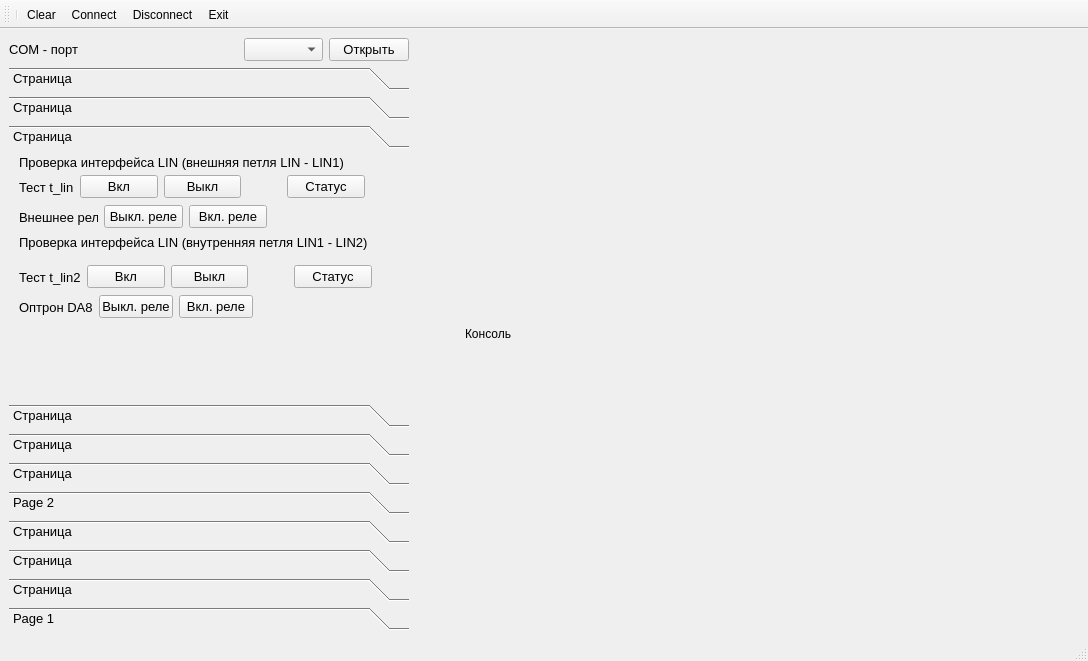
The window that mainwindow.ui (Neitron-byte/Repair) describes before a commit, drawn with Qt 5.
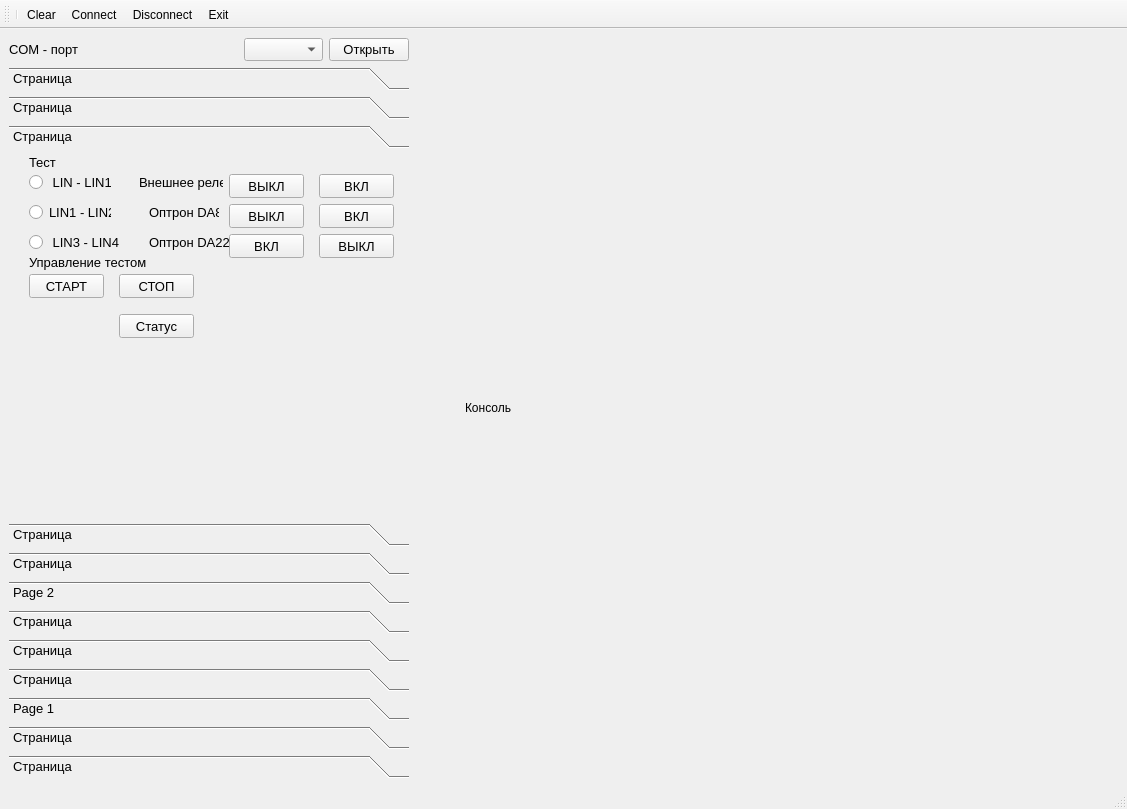
The same window after the commit. Icons and pictures are not drawn.

```diff
--- a/mainwindow.ui
+++ b/mainwindow.ui
@@ -6,8 +6,8 @@
    <rect>
     <x>0</x>
     <y>0</y>
-    <width>1088</width>
-    <height>661</height>
+    <width>1127</width>
+    <height>809</height>
    </rect>
   </property>
   <property name="sizePolicy">
@@ -282,13 +282,19 @@
            <x>0</x>
            <y>0</y>
            <width>400</width>
-           <height>204</height>
+           <height>300</height>
           </rect>
          </property>
          <property name="minimumSize">
           <size>
            <width>0</width>
-           <height>0</height>
+           <height>300</height>
+          </size>
+         </property>
+         <property name="maximumSize">
+          <size>
+           <width>16777215</width>
+           <height>174</height>
           </size>
          </property>
          <property name="toolTip">
@@ -297,209 +303,226 @@
          <attribute name="label">
           <string>Страница</string>
          </attribute>
+         <widget class="QLabel" name="label_34">
+          <property name="geometry">
+           <rect>
+            <x>140</x>
+            <y>80</y>
+            <width>81</width>
+            <height>16</height>
+           </rect>
+          </property>
+          <property name="text">
+           <string>Оптрон DA22</string>
+          </property>
+         </widget>
          <widget class="QLabel" name="label_15">
           <property name="geometry">
            <rect>
-            <x>10</x>
+            <x>20</x>
+            <y>100</y>
+            <width>121</width>
+            <height>16</height>
+           </rect>
+          </property>
+          <property name="text">
+           <string>Управление тестом</string>
+          </property>
+         </widget>
+         <widget class="QPushButton" name="pushButton_lin_split2_on_relay">
+          <property name="geometry">
+           <rect>
+            <x>220</x>
+            <y>80</y>
+            <width>75</width>
+            <height>24</height>
+           </rect>
+          </property>
+          <property name="text">
+           <string>ВКЛ</string>
+          </property>
+         </widget>
+         <widget class="QPushButton" name="pushButton_lin_split2_off_relay">
+          <property name="geometry">
+           <rect>
+            <x>310</x>
+            <y>80</y>
+            <width>75</width>
+            <height>24</height>
+           </rect>
+          </property>
+          <property name="text">
+           <string>ВЫКЛ</string>
+          </property>
+         </widget>
+         <widget class="QRadioButton" name="radioButton_lin_lin1">
+          <property name="geometry">
+           <rect>
+            <x>20</x>
+            <y>20</y>
+            <width>82</width>
+            <height>17</height>
+           </rect>
+          </property>
+          <property name="text">
+           <string> LIN - LIN1</string>
+          </property>
+         </widget>
+         <widget class="QRadioButton" name="radioButton_lin1_lin2">
+          <property name="geometry">
+           <rect>
+            <x>20</x>
+            <y>50</y>
+            <width>82</width>
+            <height>17</height>
+           </rect>
+          </property>
+          <property name="text">
+           <string>LIN1 - LIN2</string>
+          </property>
+         </widget>
+         <widget class="QRadioButton" name="radioButton_lin3_lin4">
+          <property name="geometry">
+           <rect>
+            <x>20</x>
+            <y>80</y>
+            <width>101</width>
+            <height>17</height>
+           </rect>
+          </property>
+          <property name="text">
+           <string> LIN3 - LIN4</string>
+          </property>
+         </widget>
+         <widget class="QPushButton" name="pushButton_lin_status">
+          <property name="geometry">
+           <rect>
+            <x>110</x>
+            <y>160</y>
+            <width>75</width>
+            <height>24</height>
+           </rect>
+          </property>
+          <property name="text">
+           <string>Статус</string>
+          </property>
+         </widget>
+         <widget class="QPushButton" name="pushButton_lin_split_off_relay">
+          <property name="geometry">
+           <rect>
+            <x>220</x>
+            <y>50</y>
+            <width>75</width>
+            <height>24</height>
+           </rect>
+          </property>
+          <property name="text">
+           <string>ВЫКЛ</string>
+          </property>
+         </widget>
+         <widget class="QLabel" name="label_24">
+          <property name="geometry">
+           <rect>
+            <x>140</x>
+            <y>50</y>
+            <width>70</width>
+            <height>16</height>
+           </rect>
+          </property>
+          <property name="text">
+           <string>Оптрон DA8</string>
+          </property>
+         </widget>
+         <widget class="QPushButton" name="pushButton_lin_split_on_relay">
+          <property name="geometry">
+           <rect>
+            <x>310</x>
+            <y>50</y>
+            <width>75</width>
+            <height>24</height>
+           </rect>
+          </property>
+          <property name="text">
+           <string>ВКЛ</string>
+          </property>
+         </widget>
+         <widget class="QLabel" name="label_14">
+          <property name="geometry">
+           <rect>
+            <x>20</x>
             <y>0</y>
-            <width>431</width>
+            <width>27</width>
             <height>16</height>
            </rect>
           </property>
           <property name="text">
-           <string>Проверка интерфейса LIN (внешняя петля LIN - LIN1)</string>
+           <string>Тест</string>
           </property>
          </widget>
-         <widget class="QLabel" name="label_23">
+         <widget class="QPushButton" name="pushButton_lin_stop">
           <property name="geometry">
            <rect>
-            <x>10</x>
-            <y>80</y>
-            <width>431</width>
-            <height>16</height>
+            <x>110</x>
+            <y>120</y>
+            <width>75</width>
+            <height>24</height>
            </rect>
           </property>
           <property name="text">
-           <string>Проверка интерфейса LIN (внутренняя петля LIN1 - LIN2)</string>
+           <string>СТОП</string>
           </property>
          </widget>
-         <widget class="QWidget" name="layoutWidget">
+         <widget class="QPushButton" name="pushButton_lin_start">
           <property name="geometry">
            <rect>
-            <x>10</x>
-            <y>20</y>
-            <width>346</width>
-            <height>26</height>
+            <x>20</x>
+            <y>120</y>
+            <width>75</width>
+            <height>24</height>
            </rect>
           </property>
-          <layout class="QHBoxLayout" name="horizontalLayout_9">
-           <item>
-            <widget class="QLabel" name="label_14">
-             <property name="text">
-              <string>Тест t_lin</string>
-             </property>
-            </widget>
-           </item>
-           <item>
-            <widget class="QPushButton" name="pushButton_lin_split">
-             <property name="text">
-              <string>Вкл</string>
-             </property>
-            </widget>
-           </item>
-           <item>
-            <widget class="QPushButton" name="pushButton_lin_split_2">
-             <property name="text">
-              <string>Выкл</string>
-             </property>
-            </widget>
-           </item>
-           <item>
-            <spacer name="horizontalSpacer_3">
-             <property name="orientation">
-              <enum>Qt::Horizontal</enum>
-             </property>
-             <property name="sizeType">
-              <enum>QSizePolicy::Fixed</enum>
-             </property>
-             <property name="sizeHint" stdset="0">
-              <size>
-               <width>40</width>
-               <height>20</height>
-              </size>
-             </property>
-            </spacer>
-           </item>
-           <item>
-            <widget class="QPushButton" name="pushButton_lin_split_status">
-             <property name="text">
-              <string>Статус</string>
-             </property>
-            </widget>
-           </item>
-          </layout>
+          <property name="text">
+           <string>СТАРТ</string>
+          </property>
          </widget>
-         <widget class="QWidget" name="layoutWidget">
+         <widget class="QPushButton" name="pushButton_lin_split_OFF_exRelay">
           <property name="geometry">
            <rect>
-            <x>10</x>
-            <y>50</y>
-            <width>248</width>
-            <height>26</height>
+            <x>220</x>
+            <y>20</y>
+            <width>75</width>
+            <height>24</height>
            </rect>
           </property>
-          <layout class="QHBoxLayout" name="horizontalLayout_10">
-           <item>
-            <widget class="QLabel" name="label_17">
-             <property name="text">
-              <string>Внешнее реле</string>
-             </property>
-            </widget>
-           </item>
-           <item>
-            <widget class="QPushButton" name="pushButton_lin_split_OFF_exRelay">
-             <property name="text">
-              <string>Выкл. реле</string>
-             </property>
-            </widget>
-           </item>
-           <item>
-            <widget class="QPushButton" name="pushButton_lin_split_ON_exRelay">
-             <property name="text">
-              <string>Вкл. реле</string>
-             </property>
-            </widget>
-           </item>
-          </layout>
+          <property name="text">
+           <string>ВЫКЛ</string>
+          </property>
          </widget>
-         <widget class="QWidget" name="layoutWidget">
+         <widget class="QPushButton" name="pushButton_lin_split_ON_exRelay">
           <property name="geometry">
            <rect>
-            <x>10</x>
-            <y>110</y>
-            <width>353</width>
-            <height>26</height>
+            <x>310</x>
+            <y>20</y>
+            <width>75</width>
+            <height>24</height>
            </rect>
           </property>
-          <layout class="QHBoxLayout" name="horizontalLayout_11">
-           <item>
-            <widget class="QLabel" name="label_22">
-             <property name="text">
-              <string>Тест t_lin2</string>
-             </property>
-            </widget>
-           </item>
-           <item>
-            <widget class="QPushButton" name="pushButton_lin_split_on">
-             <property name="text">
-              <string>Вкл</string>
-             </property>
-            </widget>
-           </item>
-           <item>
-            <widget class="QPushButton" name="pushButton_lin_split_off">
-             <property name="text">
-              <string>Выкл</string>
-             </property>
-            </widget>
-           </item>
-           <item>
-            <spacer name="horizontalSpacer_4">
-             <property name="orientation">
-              <enum>Qt::Horizontal</enum>
-             </property>
-             <property name="sizeType">
-              <enum>QSizePolicy::Fixed</enum>
-             </property>
-             <property name="sizeHint" stdset="0">
-              <size>
-               <width>40</width>
-               <height>20</height>
-              </size>
-             </property>
-            </spacer>
-           </item>
-           <item>
-            <widget class="QPushButton" name="pushButton_split_status">
-             <property name="text">
-              <string>Статус</string>
-             </property>
-            </widget>
-           </item>
-          </layout>
+          <property name="text">
+           <string>ВКЛ</string>
+          </property>
          </widget>
-         <widget class="QWidget" name="layoutWidget">
+         <widget class="QLabel" name="label_17">
           <property name="geometry">
            <rect>
-            <x>10</x>
-            <y>140</y>
-            <width>234</width>
-            <height>26</height>
+            <x>130</x>
+            <y>20</y>
+            <width>84</width>
+            <height>16</height>
            </rect>
           </property>
-          <layout class="QHBoxLayout" name="horizontalLayout_15">
-           <item>
-            <widget class="QLabel" name="label_24">
-             <property name="text">
-              <string>Оптрон DA8</string>
-             </property>
-            </widget>
-           </item>
-           <item>
-            <widget class="QPushButton" name="pushButton_lin_split_off_relay">
-             <property name="text">
-              <string>Выкл. реле</string>
-             </property>
-            </widget>
-           </item>
-           <item>
-            <widget class="QPushButton" name="pushButton_lin_split_on_relay">
-             <property name="text">
-              <string>Вкл. реле</string>
-             </property>
-            </widget>
-           </item>
-          </layout>
+          <property name="text">
+           <string>Внешнее реле</string>
+          </property>
          </widget>
         </widget>
         <widget class="QWidget" name="t_can">
@@ -646,149 +669,6 @@
           </property>
          </widget>
         </widget>
-        <widget class="QWidget" name="t_io_temp">
-         <property name="geometry">
-          <rect>
-           <x>0</x>
-           <y>0</y>
-           <width>400</width>
-           <height>204</height>
-          </rect>
-         </property>
-         <attribute name="label">
-          <string>Страница</string>
-         </attribute>
-         <widget class="QLabel" name="label_20">
-          <property name="geometry">
-           <rect>
-            <x>10</x>
-            <y>0</y>
-            <width>151</width>
-            <height>16</height>
-           </rect>
-          </property>
-          <property name="text">
-           <string>Тестирование температуры</string>
-          </property>
-         </widget>
-         <widget class="QPushButton" name="pushButton_temp">
-          <property name="geometry">
-           <rect>
-            <x>170</x>
-            <y>0</y>
-            <width>75</width>
-            <height>23</height>
-           </rect>
-          </property>
-          <property name="text">
-           <string>ETEMP ?</string>
-          </property>
-         </widget>
-         <widget class="QLabel" name="label_28">
-          <property name="geometry">
-           <rect>
-            <x>10</x>
-            <y>30</y>
-            <width>47</width>
-            <height>13</height>
-           </rect>
-          </property>
-          <property name="text">
-           <string>t_starter</string>
-          </property>
-         </widget>
-         <widget class="QPushButton" name="pushButton_IN">
-          <property name="geometry">
-           <rect>
-            <x>170</x>
-            <y>190</y>
-            <width>75</width>
-            <height>23</height>
-           </rect>
-          </property>
-          <property name="text">
-           <string>IN?</string>
-          </property>
-         </widget>
-         <widget class="QCheckBox" name="checkBox_23">
-          <property name="geometry">
-           <rect>
-            <x>10</x>
-            <y>50</y>
-            <width>70</width>
-            <height>17</height>
-           </rect>
-          </property>
-          <property name="text">
-           <string>ACC</string>
-          </property>
-         </widget>
-         <widget class="QCheckBox" name="checkBox_24">
-          <property name="geometry">
-           <rect>
-            <x>10</x>
-            <y>60</y>
-            <width>70</width>
-            <height>31</height>
-           </rect>
-          </property>
-          <property name="text">
-           <string>IGN1</string>
-          </property>
-         </widget>
-         <widget class="QCheckBox" name="checkBox_25">
-          <property name="geometry">
-           <rect>
-            <x>10</x>
-            <y>90</y>
-            <width>70</width>
-            <height>17</height>
-           </rect>
-          </property>
-          <property name="text">
-           <string>IGN2</string>
-          </property>
-         </widget>
-         <widget class="QCheckBox" name="checkBox_31">
-          <property name="geometry">
-           <rect>
-            <x>10</x>
-            <y>110</y>
-            <width>70</width>
-            <height>17</height>
-           </rect>
-          </property>
-          <property name="text">
-           <string>START</string>
-          </property>
-         </widget>
-         <widget class="QCheckBox" name="checkBox_32">
-          <property name="geometry">
-           <rect>
-            <x>10</x>
-            <y>130</y>
-            <width>81</width>
-            <height>17</height>
-           </rect>
-          </property>
-          <property name="text">
-           <string>START_KILL</string>
-          </property>
-         </widget>
-         <widget class="QPushButton" name="pushButton_ON">
-          <property name="geometry">
-           <rect>
-            <x>10</x>
-            <y>160</y>
-            <width>75</width>
-            <height>23</height>
-           </rect>
-          </property>
-          <property name="text">
-           <string>Вкл</string>
-          </property>
-         </widget>
-        </widget>
         <widget class="QWidget" name="t_gsm">
          <property name="geometry">
           <rect>
@@ -1189,6 +1069,154 @@
           </layout>
          </widget>
         </widget>
+        <widget class="QWidget" name="t_temp">
+         <attribute name="label">
+          <string>Страница</string>
+         </attribute>
+         <widget class="QPushButton" name="pushButton_temp">
+          <property name="geometry">
+           <rect>
+            <x>200</x>
+            <y>10</y>
+            <width>75</width>
+            <height>23</height>
+           </rect>
+          </property>
+          <property name="text">
+           <string>ETEMP ?</string>
+          </property>
+         </widget>
+         <widget class="QLabel" name="label_20">
+          <property name="geometry">
+           <rect>
+            <x>20</x>
+            <y>10</y>
+            <width>171</width>
+            <height>16</height>
+           </rect>
+          </property>
+          <property name="text">
+           <string>Тестирование температуры</string>
+          </property>
+         </widget>
+        </widget>
+        <widget class="QWidget" name="t_io">
+         <property name="geometry">
+          <rect>
+           <x>0</x>
+           <y>0</y>
+           <width>400</width>
+           <height>322</height>
+          </rect>
+         </property>
+         <attribute name="label">
+          <string>Страница</string>
+         </attribute>
+         <widget class="QLabel" name="label_28">
+          <property name="geometry">
+           <rect>
+            <x>10</x>
+            <y>0</y>
+            <width>61</width>
+            <height>16</height>
+           </rect>
+          </property>
+          <property name="text">
+           <string>t_starter</string>
+          </property>
+         </widget>
+         <widget class="QPushButton" name="pushButton_IN">
+          <property name="geometry">
+           <rect>
+            <x>320</x>
+            <y>10</y>
+            <width>71</width>
+            <height>21</height>
+           </rect>
+          </property>
+          <property name="text">
+           <string>IN?</string>
+          </property>
+         </widget>
+         <widget class="QCheckBox" name="checkBox_23">
+          <property name="geometry">
+           <rect>
+            <x>10</x>
+            <y>20</y>
+            <width>70</width>
+            <height>17</height>
+           </rect>
+          </property>
+          <property name="text">
+           <string>ACC</string>
+          </property>
+         </widget>
+         <widget class="QCheckBox" name="checkBox_24">
+          <property name="geometry">
+           <rect>
+            <x>10</x>
+            <y>30</y>
+            <width>70</width>
+            <height>31</height>
+           </rect>
+          </property>
+          <property name="text">
+           <string>IGN1</string>
+          </property>
+         </widget>
+         <widget class="QCheckBox" name="checkBox_25">
+          <property name="geometry">
+           <rect>
+            <x>10</x>
+            <y>60</y>
+            <width>70</width>
+            <height>17</height>
+           </rect>
+          </property>
+          <property name="text">
+           <string>IGN2</string>
+          </property>
+         </widget>
+         <widget class="QCheckBox" name="checkBox_31">
+          <property name="geometry">
+           <rect>
+            <x>10</x>
+            <y>80</y>
+            <width>70</width>
+            <height>17</height>
+           </rect>
+          </property>
+          <property name="text">
+           <string>START</string>
+          </property>
+         </widget>
+         <widget class="QCheckBox" name="checkBox_32">
+          <property name="geometry">
+           <rect>
+            <x>10</x>
+            <y>100</y>
+            <width>81</width>
+            <height>17</height>
+           </rect>
+          </property>
+          <property name="text">
+           <string>START_KILL</string>
+          </property>
+         </widget>
+         <widget class="QPushButton" name="pushButton_ON">
+          <property name="geometry">
+           <rect>
+            <x>10</x>
+            <y>130</y>
+            <width>75</width>
+            <height>23</height>
+           </rect>
+          </property>
+          <property name="text">
+           <string>Вкл</string>
+          </property>
+         </widget>
+        </widget>
        </widget>
       </item>
      </layout>
```
Left out of the diff: 391 changed lines with no effect on the pictures.
